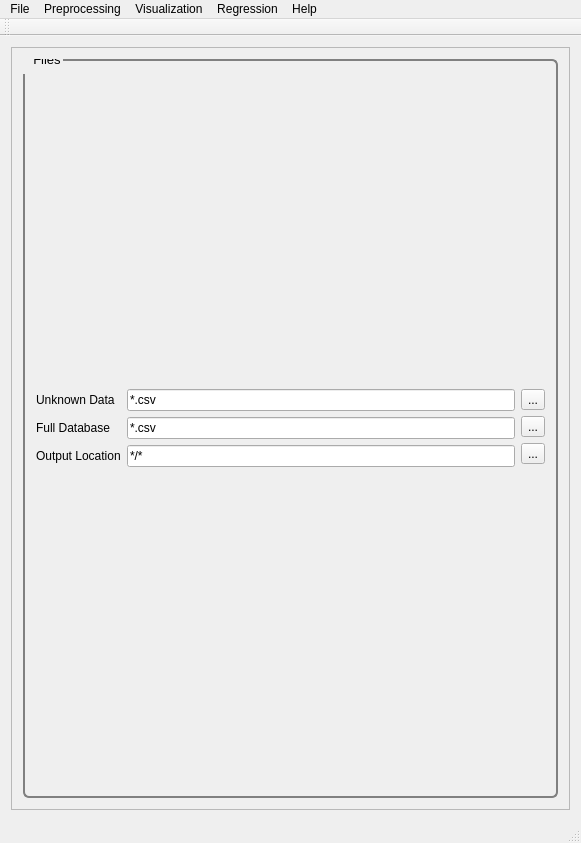
Old version of the form src/PYSAT_Gui_UI_Forms/03_mainwindow_files.ui in the repository tisaconundrum2/PySAT-GUI.
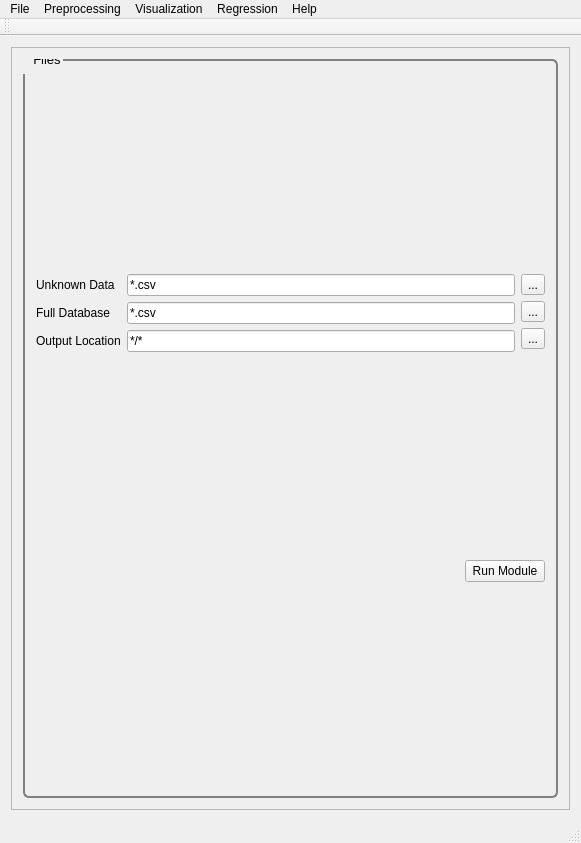
New version of the form.

Commit message:
I am going to plcae a button in the code manually
as opposed to coding it. This will probably save time overall.

```diff
--- a/src/PYSAT_Gui_UI_Forms/03_mainwindow_files.ui
+++ b/src/PYSAT_Gui_UI_Forms/03_mainwindow_files.ui
@@ -148,6 +148,30 @@
              </item>
             </layout>
            </item>
+           <item>
+            <layout class="QHBoxLayout" name="horizontalLayout">
+             <item>
+              <spacer name="horizontalSpacer">
+               <property name="orientation">
+                <enum>Qt::Horizontal</enum>
+               </property>
+               <property name="sizeHint" stdset="0">
+                <size>
+                 <width>40</width>
+                 <height>20</height>
+                </size>
+               </property>
+              </spacer>
+             </item>
+             <item>
+              <widget class="QPushButton" name="run_module_files">
+               <property name="text">
+                <string>Run Module</string>
+               </property>
+              </widget>
+             </item>
+            </layout>
+           </item>
           </layout>
          </widget>
         </item>
```
The commit also changes 1 other file.
